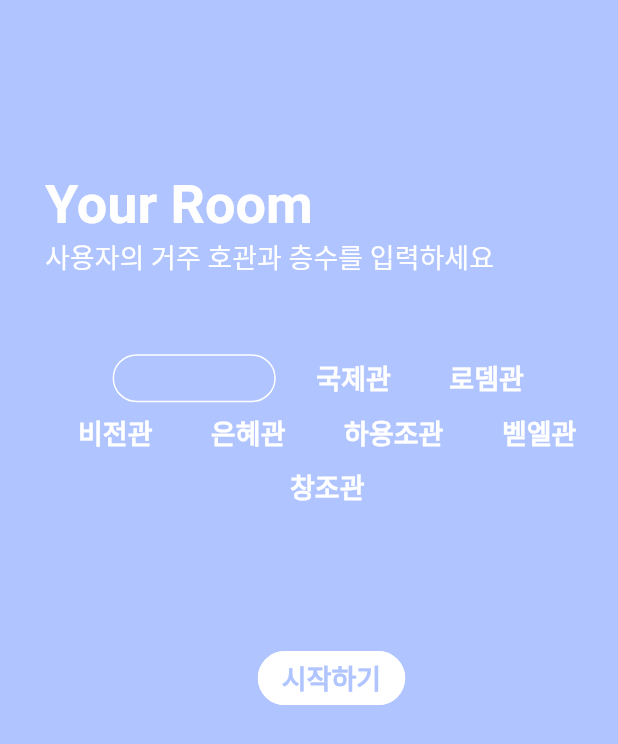
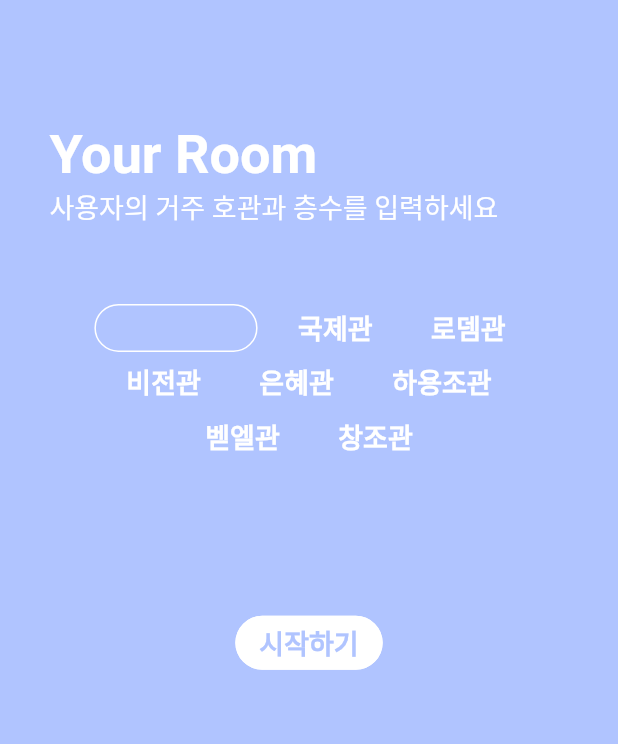
Before and after one commit to HGUWalab/WACO, a Flutter app: the HomePage screen opened directly, after a tap on an icon or button, on a phone screen of 412 x 824 dp. Shown: the top 744 px of the screen. Run offline on Flutter 3.47's test engine with Material 2 defaults, Android fonts, the phone set to English and light mode, and no system bars; drawn by our look-alikes of chips_choice; our stand-ins replace animated_splash_screen, cloud_firestore, firebase_core, get, introduction_screen, pinput and 2 more; accounts and stored records are empty; Roboto replaces fonts that are missing (NotoSansKR).

Commit message:
fix setting.dart & home. dart ui

```diff
--- a/lib/model/onboarding_model.dart
+++ b/lib/model/onboarding_model.dart
@@ -53,13 +53,13 @@ class OnboardingModel{
         for(int i = 3; i <= floor; i++){
           setakki = await getStateCount(dormNumber, "$i", "setakki");
           gunjoki= await getStateCount(dormNumber, "$i", "gunjoki");
-          floors.add(i.toString()+"층           $setakki / $gunjoki");
+          floors.add(i.toString()+"층        $setakki / $gunjoki");
         }
       }else{
         for(int i = 1; i <= floor; i++){
           setakki = await getStateCount(dormNumber, "$i", "setakki");
           gunjoki= await getStateCount(dormNumber, "$i", "gunjoki");
-          floors.add(i.toString()+"층          $setakki / $gunjoki");
+          floors.add(i.toString()+"층       $setakki / $gunjoki");
         }
       }
     });
--- a/lib/screens/home/home.dart
+++ b/lib/screens/home/home.dart
@@ -76,9 +76,8 @@ class _HomePageState extends State<HomePage> {
                   ],
                 ),
                 SizedBox(height:height*0.01),
-                Column(
-                  children: [
                 Container(
+                  margin: EdgeInsets.symmetric(vertical: height*0.01),
                   height: height * 0.23,
                   width: width * 0.9,
                   child: ListView.separated(
@@ -93,9 +92,7 @@ class _HomePageState extends State<HomePage> {
                         ],
                       );
                     }
-                      ),
-                    ),
-                  ],
+                  )
                 ),
                 SizedBox(height : height*0.05),
                 Column(
@@ -118,10 +115,11 @@ class _HomePageState extends State<HomePage> {
                         ),
                       ],
                     ),
-                    SizedBox(height:10),
+                    SizedBox(height:height*0.01),
                     Container(
                       margin: EdgeInsets.symmetric(vertical: height*0.01),
-                      height: width*0.46,
+                      height: height * 0.23,
+                      width: width * 0.9,
                       child: ListView.separated(
                         scrollDirection: Axis.horizontal,
                         separatorBuilder: (BuildContext context, int index) => const Divider(),
--- a/lib/screens/home/localwidget/gunjoki.dart
+++ b/lib/screens/home/localwidget/gunjoki.dart
@@ -37,8 +37,8 @@ class _BuildGunjokiState extends State<BuildGunjoki> {
     getState(); //화면이 만들어지기 전에 Future<void> getState()를 통해 변수들에 값들을 저장해준다.
     return Container(
       decoration: BoxDecoration(
-          color: secondary,
-          borderRadius: BorderRadius.all(Radius.circular(10.0))),
+        color: secondary,
+        borderRadius: BorderRadius.all(Radius.circular(10.0))),
       width: 140,
       height: 230,
       child: Column(
--- a/lib/screens/home/localwidget/setakki.dart
+++ b/lib/screens/home/localwidget/setakki.dart
@@ -22,17 +22,12 @@ class BuildSetakki extends StatefulWidget {
 
 class _BuildSetakkiState extends State<BuildSetakki> {
   var state;
-  bool update = false;
 
   Future<void> getState() async {
     MainModel.checkDoneMachine(widget.dorm.toString(), widget.floor.toString(), widget.machineName);
     bool state;
     state = await MainModel.getMachineState(widget.dorm.toString(), widget.floor.toString(), widget.machineName);
     this.state = state;
-    if(update = false){
-      setState((){});
-      update = true;
-    }
   }//무언가 변화를 줄때는 setState(() {내용})을 사용하면 된다.
 
   @override
@@ -43,7 +38,7 @@ class _BuildSetakkiState extends State<BuildSetakki> {
     return Container(
       decoration: BoxDecoration(
         color: secondary,
-          borderRadius: BorderRadius.all(Radius.circular(10.0))),
+        borderRadius: BorderRadius.all(Radius.circular(10.0))),
       width: 140,
       height: 230,
       child: Column(
--- a/lib/screens/setting/setting.dart
+++ b/lib/screens/setting/setting.dart
@@ -22,12 +22,12 @@ class _SettingPageState extends State<SettingPage> {
     return Scaffold(
       backgroundColor: primary,
       body: Padding(
-        padding: EdgeInsets.only(left: 30.0, top: 50.0),
+        padding: EdgeInsets.only(left: width*0.08, right: width*0.08),
         child: Column(
           crossAxisAlignment: CrossAxisAlignment.start,
           children: [
             SizedBox(
-              height: height * 0.08,
+              height: height * 0.1,
             ),
             Text('Your Room',
                     style: head1style(color: white)),
@@ -37,12 +37,13 @@ class _SettingPageState extends State<SettingPage> {
               padding: EdgeInsets.only(
                   top: height * 0.03, bottom: height * 0.02),
             ),
-            ChoiceChipDorm(),
+            Center(child: ChoiceChipDorm()),
             Padding(
               padding: EdgeInsets.only(
-                  top: height * 0.05, bottom: height * 0.02),
+                top: height * 0.05, bottom: height * 0.02),
             ),
-            ChoiceChipFloor(),
+            Center(child: ChoiceChipFloor()),
+            SizedBox(height: 10),
             Center(
               child: FlatButton(
                 color: white,
```
Also changed, not shown: 4 other files. Lines whose indentation alone changed are shown as unchanged.
